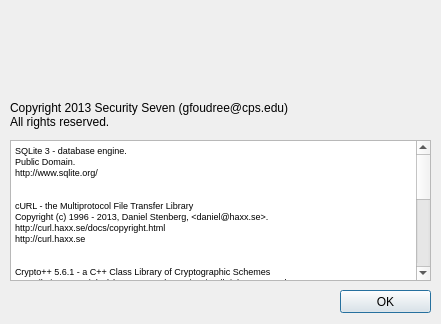
The window that USBNinjaGUI/aboutdialog.ui (gfoudree/usbninja) describes before a commit, drawn with Qt 5.
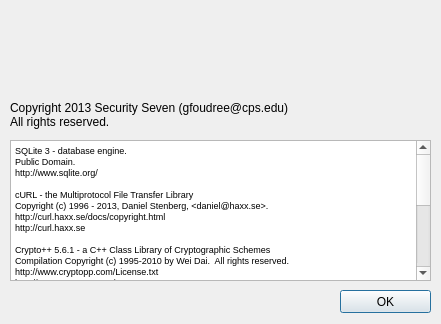
The same window after the commit. Icons and pictures are not drawn.

```diff
--- a/USBNinjaGUI/aboutdialog.ui
+++ b/USBNinjaGUI/aboutdialog.ui
@@ -41,25 +41,21 @@
 &lt;p style=&quot; margin-top:0px; margin-bottom:0px; margin-left:0px; margin-right:0px; -qt-block-indent:0; text-indent:0px;&quot;&gt;&lt;span style=&quot; font-size:7pt;&quot;&gt;Public Domain.&lt;/span&gt;&lt;/p&gt;
 &lt;p style=&quot; margin-top:0px; margin-bottom:0px; margin-left:0px; margin-right:0px; -qt-block-indent:0; text-indent:0px;&quot;&gt;&lt;span style=&quot; font-size:7pt;&quot;&gt;http://www.sqlite.org/&lt;/span&gt;&lt;/p&gt;
 &lt;p style=&quot;-qt-paragraph-type:empty; margin-top:0px; margin-bottom:0px; margin-left:0px; margin-right:0px; -qt-block-indent:0; text-indent:0px; font-size:7pt;&quot;&gt;&lt;br /&gt;&lt;/p&gt;
-&lt;p style=&quot;-qt-paragraph-type:empty; margin-top:0px; margin-bottom:0px; margin-left:0px; margin-right:0px; -qt-block-indent:0; text-indent:0px; font-size:7pt;&quot;&gt;&lt;br /&gt;&lt;/p&gt;
 &lt;p style=&quot; margin-top:0px; margin-bottom:0px; margin-left:0px; margin-right:0px; -qt-block-indent:0; text-indent:0px;&quot;&gt;&lt;span style=&quot; font-size:7pt;&quot;&gt;cURL - the Multiprotocol File Transfer Library&lt;/span&gt;&lt;/p&gt;
 &lt;p style=&quot; margin-top:0px; margin-bottom:0px; margin-left:0px; margin-right:0px; -qt-block-indent:0; text-indent:0px;&quot;&gt;&lt;span style=&quot; font-size:7pt;&quot;&gt;Copyright (c) 1996 - 2013, Daniel Stenberg, &amp;lt;daniel@haxx.se&amp;gt;.&lt;/span&gt;&lt;/p&gt;
 &lt;p style=&quot; margin-top:0px; margin-bottom:0px; margin-left:0px; margin-right:0px; -qt-block-indent:0; text-indent:0px;&quot;&gt;&lt;span style=&quot; font-size:7pt;&quot;&gt;http://curl.haxx.se/docs/copyright.html&lt;/span&gt;&lt;/p&gt;
 &lt;p style=&quot; margin-top:0px; margin-bottom:0px; margin-left:0px; margin-right:0px; -qt-block-indent:0; text-indent:0px;&quot;&gt;&lt;span style=&quot; font-size:7pt;&quot;&gt;http://curl.haxx.se&lt;/span&gt;&lt;/p&gt;
 &lt;p style=&quot;-qt-paragraph-type:empty; margin-top:0px; margin-bottom:0px; margin-left:0px; margin-right:0px; -qt-block-indent:0; text-indent:0px; font-size:7pt;&quot;&gt;&lt;br /&gt;&lt;/p&gt;
-&lt;p style=&quot;-qt-paragraph-type:empty; margin-top:0px; margin-bottom:0px; margin-left:0px; margin-right:0px; -qt-block-indent:0; text-indent:0px; font-size:7pt;&quot;&gt;&lt;br /&gt;&lt;/p&gt;
 &lt;p style=&quot; margin-top:0px; margin-bottom:0px; margin-left:0px; margin-right:0px; -qt-block-indent:0; text-indent:0px;&quot;&gt;&lt;span style=&quot; font-size:7pt;&quot;&gt;Crypto++ 5.6.1 - a C++ Class Library of Cryptographic Schemes&lt;/span&gt;&lt;/p&gt;
 &lt;p style=&quot; margin-top:0px; margin-bottom:0px; margin-left:0px; margin-right:0px; -qt-block-indent:0; text-indent:0px;&quot;&gt;&lt;span style=&quot; font-size:7pt;&quot;&gt;Compilation Copyright (c) 1995-2010 by Wei Dai.  All rights reserved.&lt;/span&gt;&lt;/p&gt;
 &lt;p style=&quot; margin-top:0px; margin-bottom:0px; margin-left:0px; margin-right:0px; -qt-block-indent:0; text-indent:0px;&quot;&gt;&lt;span style=&quot; font-size:7pt;&quot;&gt;http://www.cryptopp.com/License.txt&lt;/span&gt;&lt;/p&gt;
 &lt;p style=&quot; margin-top:0px; margin-bottom:0px; margin-left:0px; margin-right:0px; -qt-block-indent:0; text-indent:0px;&quot;&gt;&lt;span style=&quot; font-size:7pt;&quot;&gt;http://www.cryptopp.com/&lt;/span&gt;&lt;/p&gt;
 &lt;p style=&quot;-qt-paragraph-type:empty; margin-top:0px; margin-bottom:0px; margin-left:0px; margin-right:0px; -qt-block-indent:0; text-indent:0px; font-size:7pt;&quot;&gt;&lt;br /&gt;&lt;/p&gt;
-&lt;p style=&quot;-qt-paragraph-type:empty; margin-top:0px; margin-bottom:0px; margin-left:0px; margin-right:0px; -qt-block-indent:0; text-indent:0px; font-size:7pt;&quot;&gt;&lt;br /&gt;&lt;/p&gt;
 &lt;p style=&quot; margin-top:0px; margin-bottom:0px; margin-left:0px; margin-right:0px; -qt-block-indent:0; text-indent:0px;&quot;&gt;&lt;span style=&quot; font-size:7pt;&quot;&gt;Boost 1.5.0 - portable C++ source libraries&lt;/span&gt;&lt;/p&gt;
 &lt;p style=&quot; margin-top:0px; margin-bottom:0px; margin-left:0px; margin-right:0px; -qt-block-indent:0; text-indent:0px;&quot;&gt;&lt;span style=&quot; font-size:7pt;&quot;&gt;Boost Software License, Version 1.0&lt;/span&gt;&lt;/p&gt;
 &lt;p style=&quot; margin-top:0px; margin-bottom:0px; margin-left:0px; margin-right:0px; -qt-block-indent:0; text-indent:0px;&quot;&gt;&lt;span style=&quot; font-size:7pt;&quot;&gt;http://www.boost.org/LICENSE_1_0.txt&lt;/span&gt;&lt;/p&gt;
 &lt;p style=&quot; margin-top:0px; margin-bottom:0px; margin-left:0px; margin-right:0px; -qt-block-indent:0; text-indent:0px;&quot;&gt;&lt;span style=&quot; font-size:7pt;&quot;&gt;http://www.boost.org/&lt;/span&gt;&lt;/p&gt;
 &lt;p style=&quot;-qt-paragraph-type:empty; margin-top:0px; margin-bottom:0px; margin-left:0px; margin-right:0px; -qt-block-indent:0; text-indent:0px; font-size:7pt;&quot;&gt;&lt;br /&gt;&lt;/p&gt;
-&lt;p style=&quot;-qt-paragraph-type:empty; margin-top:0px; margin-bottom:0px; margin-left:0px; margin-right:0px; -qt-block-indent:0; text-indent:0px; font-size:7pt;&quot;&gt;&lt;br /&gt;&lt;/p&gt;
 &lt;p style=&quot; margin-top:0px; margin-bottom:0px; margin-left:0px; margin-right:0px; -qt-block-indent:0; text-indent:0px;&quot;&gt;&lt;span style=&quot; font-size:7pt;&quot;&gt;zlib 1.2.8 - a compression library&lt;/span&gt;&lt;/p&gt;
 &lt;p style=&quot; margin-top:0px; margin-bottom:0px; margin-left:0px; margin-right:0px; -qt-block-indent:0; text-indent:0px;&quot;&gt;&lt;span style=&quot; font-size:7pt;&quot;&gt;Copyright © 1995-2012 Jean-loup Gailly and Mark Adler.&lt;/span&gt;&lt;/p&gt;
 &lt;p style=&quot; margin-top:0px; margin-bottom:0px; margin-left:0px; margin-right:0px; -qt-block-indent:0; text-indent:0px;&quot;&gt;&lt;span style=&quot; font-size:7pt;&quot;&gt;http://zlib.net/zlib_license.html&lt;/span&gt;&lt;/p&gt;
```
